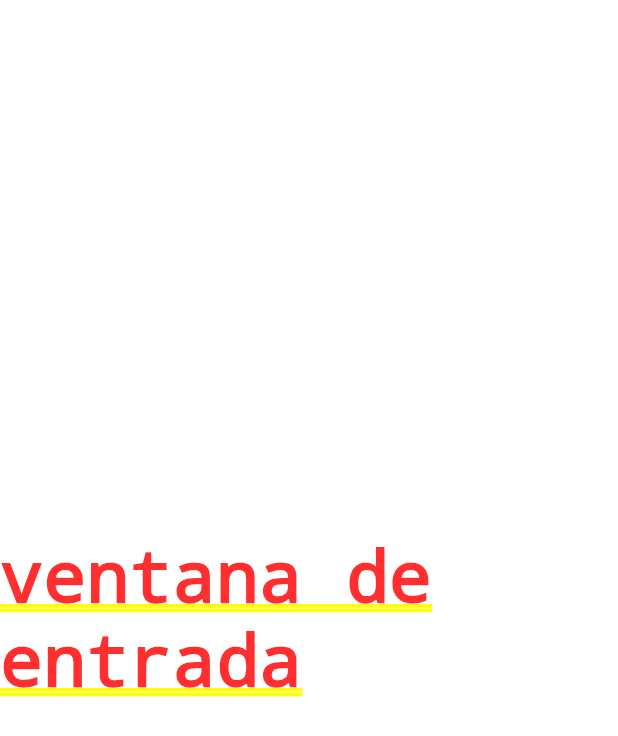
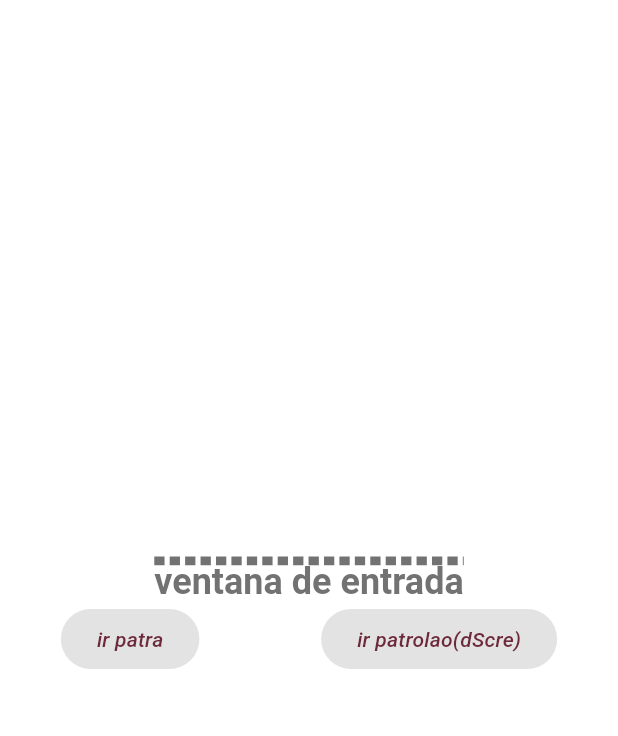
Before and after one commit to AlvaroAguirr/ComponentesFlutter5a, a Flutter app: the screen it shows after launch, after a tap on "Entradas", on a phone screen of 412 x 824 dp. Shown: the top 736 px of the screen. Run offline on Flutter 3.47's test engine with Material 3 defaults, Android fonts, the phone set to English and light mode, and no system bars; our stand-ins replace google_fonts; Roboto replaces fonts that are missing (Abel, Prompt).

Commit message:
11 firts Version of the Inputs Screen

```diff
--- a/lib/screens/input.dart
+++ b/lib/screens/input.dart
@@ -1,4 +1,5 @@
 import 'package:flutter/material.dart';
+import 'package:practica3/theme/app_theme.dart';
 
 class Inputs extends StatefulWidget {
   const Inputs({super.key});
@@ -10,9 +11,21 @@ class Inputs extends StatefulWidget {
 class _InputsState extends State<Inputs> {
   @override
   Widget build(BuildContext context) {
-    return const Center(
-      child: Text("ventana de entrada "),
-
+    return  Column(
+      mainAxisAlignment: MainAxisAlignment.center,
+      children: [
+        Text("ventana de entrada",
+        style: AppTheme.lightTheme.textTheme.headlineLarge,),
+          Row(
+          mainAxisAlignment: MainAxisAlignment.spaceAround,
+          children: [
+           ElevatedButton(onPressed: null,
+           child:  Text("ir patra",style: AppTheme.lightTheme.textTheme.bodySmall )),
+           ElevatedButton(onPressed: null,
+           child:  Text("ir patrolao(dScre)", style: AppTheme.lightTheme.textTheme.bodySmall)),
+          ],
+        )
+      ],
     );
   }
 }
```
